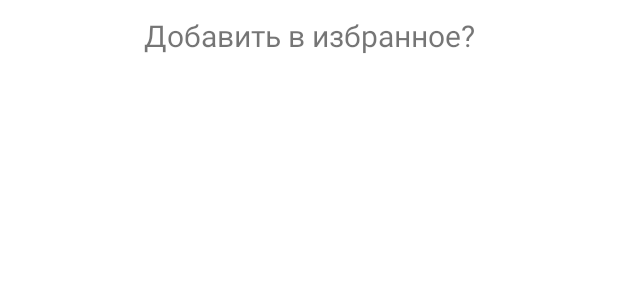
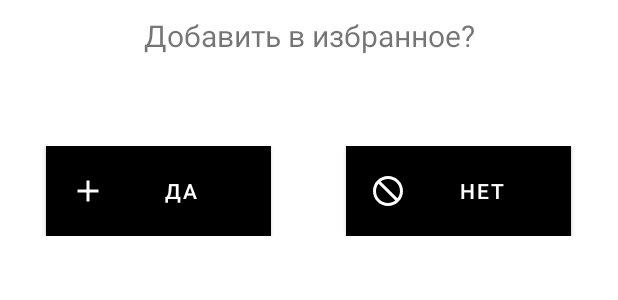
Before and after one commit to SartMax/kinopoisk, an Android app: the layout dialog_sheet_fragment_adding.xml on its own in the app's theme, with its tools: preview values and no code run, on a phone screen of 412 x 824 dp. Shown: the top 300 px of the screen. Run offline under Robolectric (Android 15) with nearby library versions, the phone set to English and light mode, and no system bars.

Commit message:
добавил правки в диалоговое окно

```diff
--- a/app/src/main/res/layout/dialog_sheet_fragment_adding.xml
+++ b/app/src/main/res/layout/dialog_sheet_fragment_adding.xml
@@ -19,7 +19,30 @@
         android:layout_marginTop="50dp"
         android:layout_height="wrap_content">
 
+        <com.google.android.material.button.MaterialButton
+            android:id="@+id/btn_Yes"
+            android:layout_width="150dp"
+            android:layout_height="60dp"
+            app:icon="@drawable/ic_baseline_add_24"
+            android:background="#000"
+            app:iconGravity="start"
+            app:iconSize="24dp"
+            android:layout_marginEnd="50dp"
+            app:iconPadding="6dp"
+            android:textColor="@color/white"
+            android:text="Да"/>
 
+        <com.google.android.material.button.MaterialButton
+            android:id="@+id/btn_No"
+            android:layout_width="150dp"
+            android:layout_height="60dp"
+            app:icon="@drawable/ic_baseline_not_interested_24"
+            android:background="#000"
+            app:iconGravity="start"
+            app:iconSize="24dp"
+            app:iconPadding="6dp"
+            android:textColor="@color/white"
+            android:text="Нет"/>
 
     </androidx.appcompat.widget.LinearLayoutCompat>
 
```
